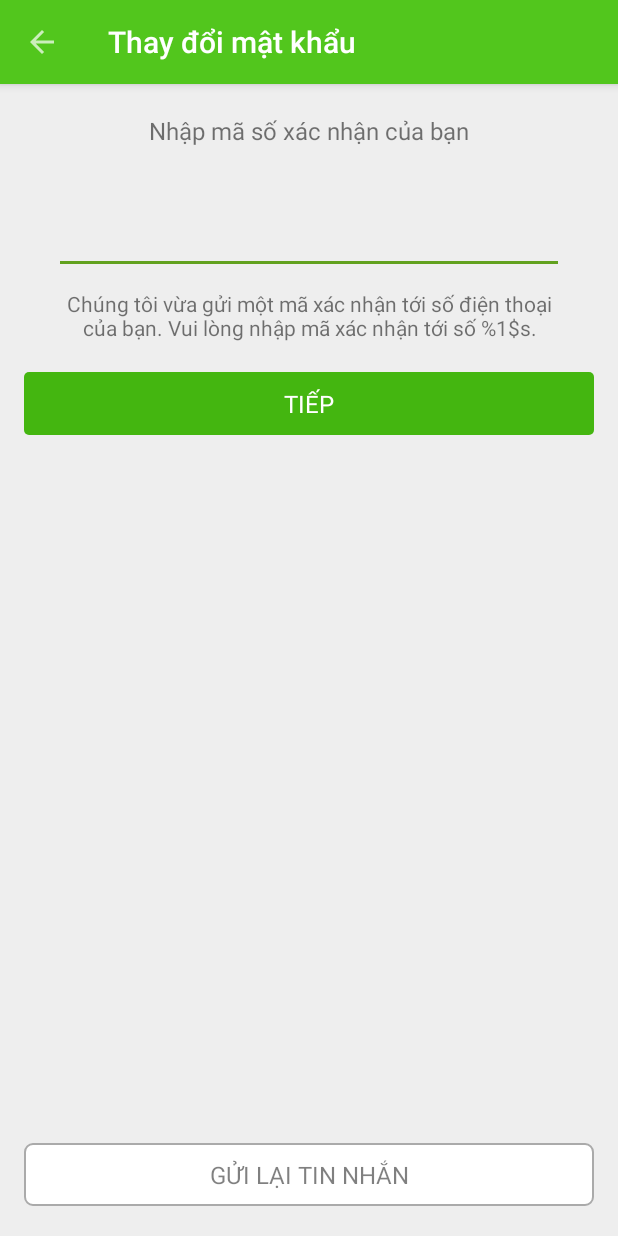
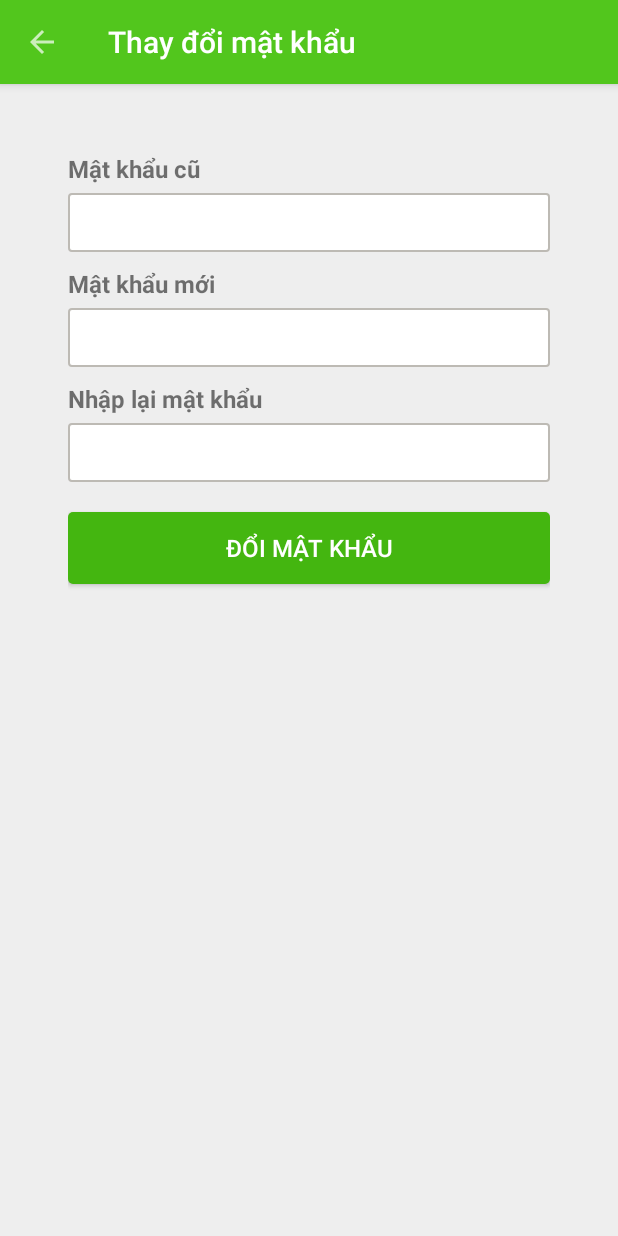
Before and after one commit to framgia/ishipper.android, an Android app: the ChangePasswordActivity screen opened directly, with no data from a screen before it, on a phone screen of 412 x 824 dp. Run offline under Robolectric (Android 15) with nearby library versions, the phone set to English and light mode, and no system bars; our stand-ins replace ButterKnife.

Commit message:
fix bug change password

```diff
--- a/app/src/main/java/com/framgia/ishipper/net/APIDefinition.java
+++ b/app/src/main/java/com/framgia/ishipper/net/APIDefinition.java
@@ -43,6 +43,7 @@ public class APIDefinition {
         public static final String PATH = "/api/password";
         public static final String HEADER_AUTHORIZE = "Authorization";
         public static final String PARAM_PHONE_NUMBER = "user[phone_number]";
+        public static final String PARAM_CURRENT_PASSWORD = "user[current_password]";
         public static final String PARAM_PASSWORD = "user[password]";
         public static final String PARAM_PASSWORD_CONFIRMATION = "user[password_confirmation]";
     }
--- a/app/src/main/java/com/framgia/ishipper/ui/activity/RegisterActivity.java
+++ b/app/src/main/java/com/framgia/ishipper/ui/activity/RegisterActivity.java
@@ -9,14 +9,17 @@ import android.widget.LinearLayout;
 import android.widget.RadioGroup;
 import android.widget.TextView;
 import android.widget.Toast;
+
 import com.framgia.ishipper.R;
 import com.framgia.ishipper.model.User;
 import com.framgia.ishipper.net.API;
 import com.framgia.ishipper.net.APIDefinition;
 import com.framgia.ishipper.net.APIResponse;
 import com.framgia.ishipper.server.RegisterResponse;
+
 import java.util.HashMap;
 import java.util.Map;
+
 import butterknife.BindView;
 import butterknife.ButterKnife;
 import butterknife.OnClick;
@@ -83,7 +86,8 @@ public class RegisterActivity extends ToolbarActivity {
             @Override
             public void onResponse(APIResponse<RegisterResponse> response) {
                 Toast.makeText(RegisterActivity.this, R.string.register_success,
-                               Toast.LENGTH_SHORT).show();
+                        Toast.LENGTH_SHORT).show();
+                LoginActivity.sUser = response.getData().getUser();
                 Intent mainIntent = new Intent(RegisterActivity.this, MainActivity.class);
                 startActivity(mainIntent);
                 finish();
--- /dev/null
+++ b/app/src/main/res/layout/activity_change_password.xml
@@ -0,0 +1,79 @@
+<?xml version="1.0" encoding="utf-8"?>
+<LinearLayout
+    xmlns:android="http://schemas.android.com/apk/res/android"
+    xmlns:tools="http://schemas.android.com/tools"
+    android:layout_width="match_parent"
+    android:layout_height="match_parent"
+    android:orientation="vertical"
+    tools:context=".ui.activity.ChangePasswordActivity">
+
+    <include layout="@layout/toolbar"/>
+
+    <LinearLayout
+        android:layout_width="match_parent"
+        android:layout_height="match_parent"
+        android:layout_gravity="center"
+        android:background="@color/back_ground_grey"
+        android:orientation="vertical"
+        android:padding="@dimen/fragment_reset_password_padding">
+
+        <TextView
+            android:layout_width="match_parent"
+            android:layout_height="wrap_content"
+            android:text="@string/all_old_password"
+            android:textSize="@dimen/text_size_title"
+            android:textStyle="bold"/>
+
+        <EditText
+            android:id="@+id/edt_old_password"
+            style="@style/AppTextFieldStyle"
+            android:layout_width="match_parent"
+            android:layout_height="wrap_content"
+            android:layout_marginTop="@dimen/all_margin_small"
+            android:inputType="textPassword"
+            android:textSize="@dimen/text_size_content"/>
+
+        <TextView
+            android:layout_width="match_parent"
+            android:layout_height="wrap_content"
+            android:layout_marginTop="@dimen/all_padding_medium"
+            android:text="@string/all_new_password"
+            android:textSize="@dimen/text_size_title"
+            android:textStyle="bold"/>
+
+        <EditText
+            android:id="@+id/edt_new_password"
+            style="@style/AppTextFieldStyle"
+            android:layout_width="match_parent"
+            android:layout_height="wrap_content"
+            android:layout_marginTop="@dimen/all_margin_small"
+            android:inputType="textPassword"
+            android:textSize="@dimen/text_size_content"/>
+
+        <TextView
+            android:layout_width="match_parent"
+            android:layout_height="wrap_content"
+            android:layout_marginTop="@dimen/all_padding_medium"
+            android:text="@string/all_password_confirm"
+            android:textSize="@dimen/text_size_title"
+            android:textStyle="bold"/>
+
+        <EditText
+            android:id="@+id/edt_confirm_password"
+            style="@style/AppTextFieldStyle"
+            android:layout_width="match_parent"
+            android:layout_height="wrap_content"
+            android:layout_marginTop="@dimen/all_margin_small"
+            android:inputType="textPassword"
+            android:textSize="@dimen/text_size_content"/>
+
+        <Button
+            android:id="@+id/btn_change_password"
+            style="@style/AppButton"
+            android:layout_width="match_parent"
+            android:layout_height="wrap_content"
+            android:layout_marginTop="@dimen/all_margin_large"
+            android:text="@string/all_reset_password"/>
+    </LinearLayout>
+
+</LinearLayout>
--- a/app/src/main/res/layout/activity_reset_password.xml
+++ /dev/null
@@ -1,19 +0,0 @@
-<?xml version="1.0" encoding="utf-8"?>
-<LinearLayout
-    xmlns:android="http://schemas.android.com/apk/res/android"
-    xmlns:tools="http://schemas.android.com/tools"
-    android:layout_width="match_parent"
-    android:layout_height="match_parent"
-    android:orientation="vertical"
-    tools:context=".ui.activity.ChangePasswordActivity">
-
-    <include layout="@layout/toolbar"/>
-
-    <FrameLayout
-        android:id="@+id/container_reset_password"
-        android:layout_width="match_parent"
-        android:layout_height="match_parent">
-
-        <include layout="@layout/fragment_pin_validate"/>
-    </FrameLayout>
-</LinearLayout>
--- a/app/src/main/res/values/strings.xml
+++ b/app/src/main/res/values/strings.xml
@@ -135,7 +135,7 @@
     <string name="name">Họ tên</string>
     <string name="plate">Biển số xe</string>
     <string name="name_shop">Tên shop</string>
-    <string name="all_phone_sample">0976 990 043</string>
+    <string name="all_phone_sample">+84976 990 043</string>
     <string name="all_plate_sample">30K1 56789</string>
     <string name="all_search_area">Khu vực tìm kiếm</string>
     <string name="nav_order_total">Tổng đơn:</string>
@@ -163,5 +163,6 @@
     <string name="all_reset_password">đổi mật khẩu</string>
     <string name="all_new_password">Mật khẩu mới</string>
     <string name="title_activity_change_password">Thay đổi mật khẩu</string>
-    <string name="error_empty_string">Khong Duoc De Trong</string>
+    <string name="error_empty_string">Không được để trống</string>
+    <string name="all_old_password">Mật khẩu cũ</string>
 </resources>
```
Also changed, not shown: app/src/main/java/com/framgia/ishipper/net/API.java (+14 -18 lines), app/src/main/java/com/framgia/ishipper/net/APIResponse.java (+5 -5 lines), app/src/main/java/com/framgia/ishipper/ui/activity/ChangePasswordActivity.java (+38 -26 lines), app/src/main/java/com/framgia/ishipper/ui/fragment/ChangePasswordFragment.java (deleted, +0 -70 lines), app/src/main/res/layout/fragment_reset_password.xml (deleted, +0 -50 lines).
